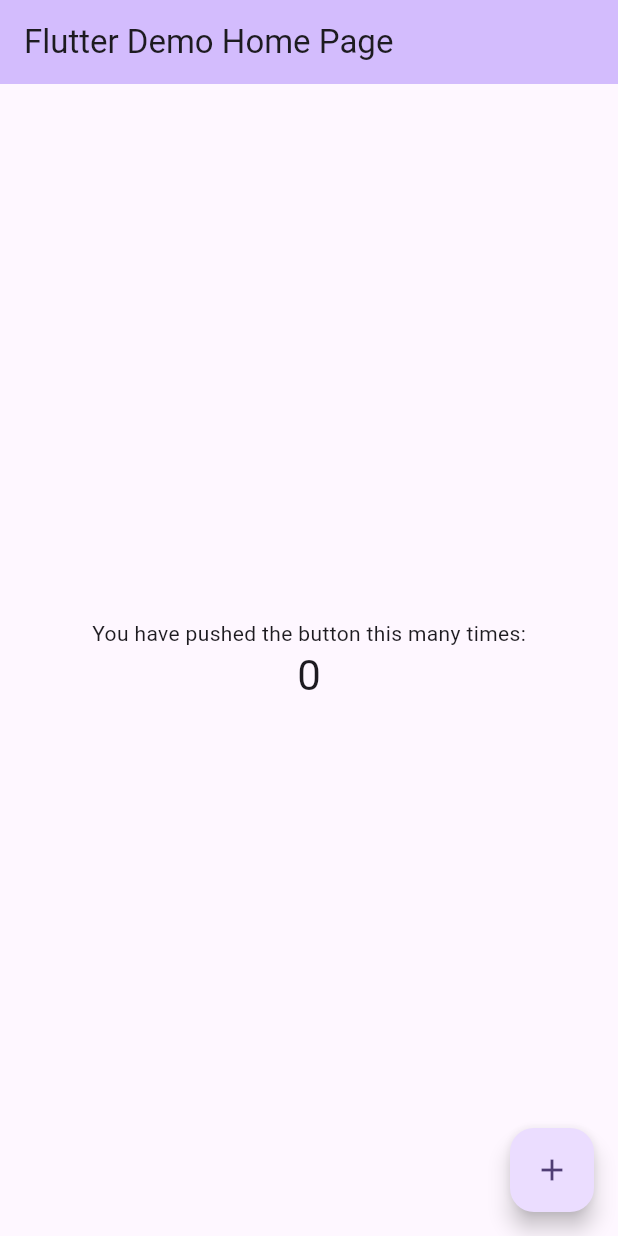
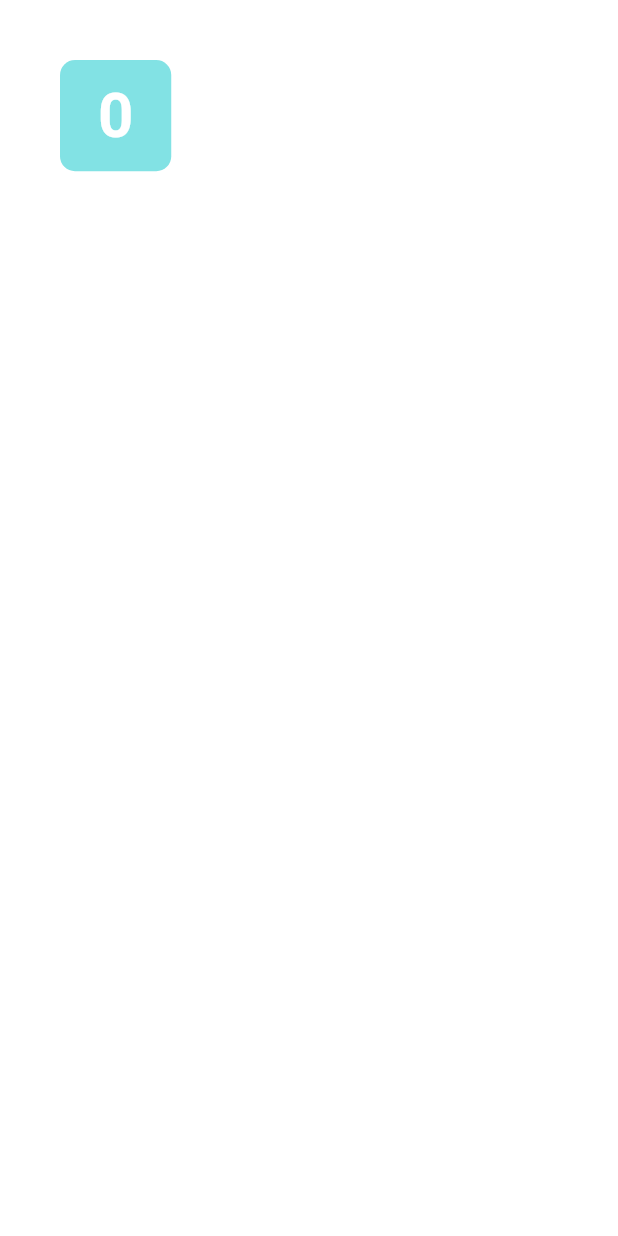
Before and after one commit to unSerori/admirable_to_be_alive, a Flutter app: the screen it shows after launch, on a phone screen of 412 x 824 dp. Run offline on Flutter 3.47's test engine with Material 2 defaults, Android fonts, the phone set to English and light mode, and no system bars; our stand-ins replace google_fonts.

Commit message:
[add]ランク出るようになったよ

```diff
--- a/lib/main.dart
+++ b/lib/main.dart
@@ -1,125 +1,6 @@
 import 'package:flutter/material.dart';
+import 'view/components/app.dart';
 
 void main() {
   runApp(const MyApp());
 }
-
-class MyApp extends StatelessWidget {
-  const MyApp({super.key});
-
-  // This widget is the root of your application.
-  @override
-  Widget build(BuildContext context) {
-    return MaterialApp(
-      title: 'Flutter Demo',
-      theme: ThemeData(
-        // This is the theme of your application.
-        //
-        // TRY THIS: Try running your application with "flutter run". You'll see
-        // the application has a blue toolbar. Then, without quitting the app,
-        // try changing the seedColor in the colorScheme below to Colors.green
-        // and then invoke "hot reload" (save your changes or press the "hot
-        // reload" button in a Flutter-supported IDE, or press "r" if you used
-        // the command line to start the app).
-        //
-        // Notice that the counter didn't reset back to zero; the application
-        // state is not lost during the reload. To reset the state, use hot
-        // restart instead.
-        //
-        // This works for code too, not just values: Most code changes can be
-        // tested with just a hot reload.
-        colorScheme: ColorScheme.fromSeed(seedColor: Colors.deepPurple),
-        useMaterial3: true,
-      ),
-      home: const MyHomePage(title: 'Flutter Demo Home Page'),
-    );
-  }
-}
-
-class MyHomePage extends StatefulWidget {
-  const MyHomePage({super.key, required this.title});
-
-  // This widget is the home page of your application. It is stateful, meaning
-  // that it has a State object (defined below) that contains fields that affect
-  // how it looks.
-
-  // This class is the configuration for the state. It holds the values (in this
-  // case the title) provided by the parent (in this case the App widget) and
-  // used by the build method of the State. Fields in a Widget subclass are
-  // always marked "final".
-
-  final String title;
-
-  @override
-  State<MyHomePage> createState() => _MyHomePageState();
-}
-
-class _MyHomePageState extends State<MyHomePage> {
-  int _counter = 0;
-
-  void _incrementCounter() {
-    setState(() {
-      // This call to setState tells the Flutter framework that something has
-      // changed in this State, which causes it to rerun the build method below
-      // so that the display can reflect the updated values. If we changed
-      // _counter without calling setState(), then the build method would not be
-      // called again, and so nothing would appear to happen.
-      _counter++;
-    });
-  }
-
-  @override
-  Widget build(BuildContext context) {
-    // This method is rerun every time setState is called, for instance as done
-    // by the _incrementCounter method above.
-    //
-    // The Flutter framework has been optimized to make rerunning build methods
-    // fast, so that you can just rebuild anything that needs updating rather
-    // than having to individually change instances of widgets.
-    return Scaffold(
-      appBar: AppBar(
-        // TRY THIS: Try changing the color here to a specific color (to
-        // Colors.amber, perhaps?) and trigger a hot reload to see the AppBar
-        // change color while the other colors stay the same.
-        backgroundColor: Theme.of(context).colorScheme.inversePrimary,
-        // Here we take the value from the MyHomePage object that was created by
-        // the App.build method, and use it to set our appbar title.
-        title: Text(widget.title),
-      ),
-      body: Center(
-        // Center is a layout widget. It takes a single child and positions it
-        // in the middle of the parent.
-        child: Column(
-          // Column is also a layout widget. It takes a list of children and
-          // arranges them vertically. By default, it sizes itself to fit its
-          // children horizontally, and tries to be as tall as its parent.
-          //
-          // Column has various properties to control how it sizes itself and
-          // how it positions its children. Here we use mainAxisAlignment to
-          // center the children vertically; the main axis here is the vertical
-          // axis because Columns are vertical (the cross axis would be
-          // horizontal).
-          //
-          // TRY THIS: Invoke "debug painting" (choose the "Toggle Debug Paint"
-          // action in the IDE, or press "p" in the console), to see the
-          // wireframe for each widget.
-          mainAxisAlignment: MainAxisAlignment.center,
-          children: <Widget>[
-            const Text(
-              'You have pushed the button this many times:',
-            ),
-            Text(
-              '$_counter',
-              style: Theme.of(context).textTheme.headlineMedium,
-            ),
-          ],
-        ),
-      ),
-      floatingActionButton: FloatingActionButton(
-        onPressed: _incrementCounter,
-        tooltip: 'Increment',
-        child: const Icon(Icons.add),
-      ), // This trailing comma makes auto-formatting nicer for build methods.
-    );
-  }
-}
--- /dev/null
+++ b/lib/view/components/app.dart
@@ -0,0 +1,58 @@
+import 'package:admirable_to_be_alive_/view/components/pages/page_home.dart';
+import 'package:flutter/material.dart';
+import 'constant.dart';
+
+class MyApp extends StatelessWidget {
+  const MyApp({Key? key}) : super(key: key);
+
+  @override
+  Widget build(BuildContext context) {
+    return const MaterialApp(
+      debugShowCheckedModeBanner: false, //デバッグの表示を消す
+      home: MyStatefulWidget(), //ホーム画面を呼び出す
+    );
+  }
+}
+
+class MyStatefulWidget extends StatefulWidget {
+  // アプリケーションの動的なUIの作成と更新？
+  const MyStatefulWidget({Key? key}) : super(key: key);
+
+  @override
+  State<MyStatefulWidget> createState() => _MyStatefulWidgetState();
+}
+
+class Componentsless {
+  static Widget main_box(Widget widget, double _screenSizeWidth,
+      {double widthRatio = 0.8,
+      double widthRasio = 0.8,
+      double paddingHor = 10,
+      double paddingVer = 25,
+      Color borderColor = Colors.white}) {
+    return Container(
+      width: _screenSizeWidth * widthRatio,
+      padding:
+          EdgeInsets.symmetric(horizontal: paddingHor, vertical: paddingVer),
+      decoration: BoxDecoration(
+        border: Border.all(
+          color: borderColor,
+          width: 5,
+        ),
+        color: Constant.main,
+        borderRadius: BorderRadius.circular(20),
+      ),
+      child: widget,
+    );
+  }
+}
+
+
+
+class _MyStatefulWidgetState extends State<MyStatefulWidget> {
+  @override
+  Widget build(BuildContext context) {
+    return Scaffold(
+      body: PageHome(),
+    );
+  }
+}
--- /dev/null
+++ b/lib/view/components/constant.dart
@@ -0,0 +1,36 @@
+import 'package:flutter/material.dart';
+import 'package:google_fonts/google_fonts.dart';
+
+class Constant {
+  static const Color main = Color(0xFF82E2E4);
+  static const Color sub1 = Color(0xFFFF9F9F);
+  static const Color sub2 = Color(0xFFD7FF37);
+  static const Color sub3 = Color(0xFFFFDC61);
+  static const Color white = Color(0xFFFFFFFF);
+  static const Color black = Color(0xFF3E3E3E);
+}
+
+class CustomText extends StatelessWidget {
+  String text;
+  double fontSize;
+  Color color;
+  CustomText({
+    super.key,
+    required this.text,
+    required this.fontSize,
+    required this.color,
+  });
+
+  @override
+  Widget build(BuildContext context) {
+    return Text(
+      text,
+      textAlign: TextAlign.center,
+      style: GoogleFonts.kosugiMaru(
+        fontWeight: FontWeight.bold,
+        fontSize: fontSize,
+        color: color,
+      ),
+    );
+  }
+}
--- /dev/null
+++ b/lib/view/components/pages/page_home.dart
@@ -0,0 +1,56 @@
+import 'package:flutter/material.dart';
+import '../constant.dart';
+// import '../app.dart';
+
+class PageHome extends StatefulWidget {
+  const PageHome({Key? key}) : super(key: key);
+
+  @override
+  _PageHomeState createState() => _PageHomeState();
+}
+
+class _PageHomeState extends State<PageHome>{
+  //好感度ランク
+  static int rank = 0;
+
+
+  @override
+  Widget build(BuildContext context){
+    //画面サイズ
+    var _screenSizeWidth = MediaQuery.of(context).size.width;
+
+    return Scaffold(
+      body: Center(
+        //ページの中身
+        child: Container(
+          width: double.infinity,
+          padding: EdgeInsets.all(40),
+          decoration: const BoxDecoration(color: Constant.white),
+          child: Column(
+            children: [
+              Row(
+                children: [
+
+                  //好感度ランクの表示
+                  Container(
+                    // child Widgetの位置を中央に指定
+                    alignment: const Alignment(0.0, 0.0),
+                    width: _screenSizeWidth * 0.18,
+                    height: _screenSizeWidth * 0.18,
+                    decoration: BoxDecoration(
+                      color: Constant.main,
+                      borderRadius: BorderRadius.circular(10),  //角丸
+                    ),
+                    child:CustomText(color: Constant.white,text: rank.toString(),fontSize: _screenSizeWidth * 0.10,),
+                  )
+                ],
+
+              )
+            ],
+
+          ),
+          )
+        ),
+    );
+  }
+}
--- a/pubspec.yaml
+++ b/pubspec.yaml
@@ -19,7 +19,7 @@ publish_to: 'none' # Remove this line if you wish to publish to pub.dev
 version: 1.0.0+1
 
 environment:
-  sdk: '>=3.1.0 <4.0.0'
+  sdk: '>=3.0.6 <4.0.0'
 
 # Dependencies specify other packages that your package needs in order to work.
 # To automatically upgrade your package dependencies to the latest versions
@@ -35,6 +35,7 @@ dependencies:
   # The following adds the Cupertino Icons font to your application.
   # Use with the CupertinoIcons class for iOS style icons.
   cupertino_icons: ^1.0.2
+  google_fonts: ^4.0.4
 
 dev_dependencies:
   flutter_test:
```
Also changed, not shown: pubspec.lock, 1 other file.
